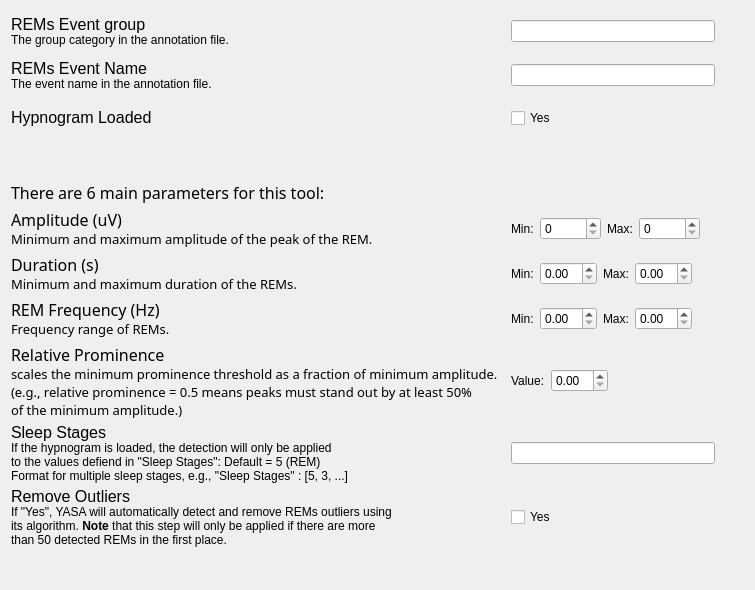
This is tools/CEAMSTools/DetectREMsYASA/DetectorStep/Ui_DetectorStep.ui in SnoozToolbox/snooz-package-ceams as Qt 5 draws it before an edit. The edited form follows.
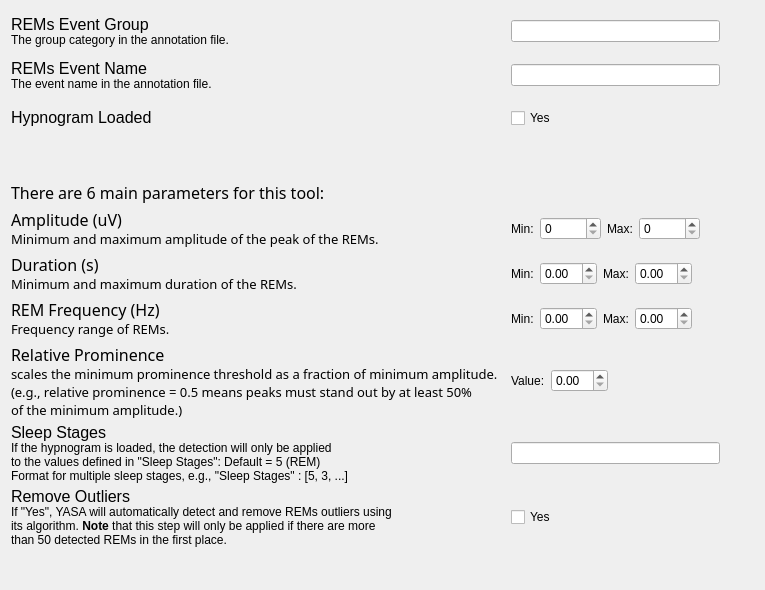
This is the edited form.

Commit message: URL for documentation added to the DetectREMsYASA tool and minor UI modifications

```diff
--- a/tools/CEAMSTools/DetectREMsYASA/DetectorStep/Ui_DetectorStep.ui
+++ b/tools/CEAMSTools/DetectREMsYASA/DetectorStep/Ui_DetectorStep.ui
@@ -6,7 +6,7 @@
    <rect>
     <x>0</x>
     <y>0</y>
-    <width>755</width>
+    <width>765</width>
     <height>590</height>
    </rect>
   </property>
@@ -115,7 +115,7 @@
         <number>-3</number>
        </property>
        <property name="text">
-        <string>&lt;html&gt;&lt;head/&gt;&lt;body&gt;&lt;p&gt;&lt;span style=&quot; font-size:12pt;&quot;&gt;REMs Event group&lt;/span&gt;&lt;br/&gt;The group category in the annotation file.&lt;/p&gt;&lt;/body&gt;&lt;/html&gt;</string>
+        <string>&lt;html&gt;&lt;head/&gt;&lt;body&gt;&lt;p&gt;&lt;span style=&quot; font-size:12pt;&quot;&gt;REMs Event Group&lt;/span&gt;&lt;br/&gt;The group category in the annotation file.&lt;/p&gt;&lt;/body&gt;&lt;/html&gt;</string>
        </property>
       </widget>
      </item>
@@ -535,7 +535,7 @@
         <number>0</number>
        </property>
        <property name="text">
-        <string>&lt;html&gt;&lt;head/&gt;&lt;body&gt;&lt;p&gt;&lt;span style=&quot; font-size:12pt;&quot;&gt;Amplitude (uV)&lt;/span&gt;&lt;br/&gt;Minimum and maximum amplitude of the peak of the REM.&lt;/p&gt;&lt;/body&gt;&lt;/html&gt;</string>
+        <string>&lt;html&gt;&lt;head/&gt;&lt;body&gt;&lt;p&gt;&lt;span style=&quot; font-size:12pt;&quot;&gt;Amplitude (uV)&lt;/span&gt;&lt;br/&gt;Minimum and maximum amplitude of the peak of the REMs.&lt;/p&gt;&lt;/body&gt;&lt;/html&gt;</string>
        </property>
       </widget>
      </item>
@@ -609,7 +609,7 @@
         <number>0</number>
        </property>
        <property name="text">
-        <string>&lt;html&gt;&lt;head/&gt;&lt;body&gt;&lt;p&gt;&lt;span style=&quot; font-size:12pt;&quot;&gt;Sleep Stages&lt;/span&gt;&lt;br/&gt;If the hypnogram is loaded, the detection will only be applied&lt;br/&gt;to the values defiend in &amp;quot;Sleep Stages&amp;quot;: Default = 5 (REM)&lt;br/&gt;Format for multiple sleep stages, e.g., &amp;quot;Sleep Stages&amp;quot; : [5, 3, ...]&lt;/p&gt;&lt;/body&gt;&lt;/html&gt;</string>
+        <string>&lt;html&gt;&lt;head/&gt;&lt;body&gt;&lt;p&gt;&lt;span style=&quot; font-size:12pt;&quot;&gt;Sleep Stages&lt;/span&gt;&lt;br/&gt;If the hypnogram is loaded, the detection will only be applied&lt;br/&gt;to the values defined in &amp;quot;Sleep Stages&amp;quot;: Default = 5 (REM)&lt;br/&gt;Format for multiple sleep stages, e.g., &amp;quot;Sleep Stages&amp;quot; : [5, 3, ...]&lt;/p&gt;&lt;/body&gt;&lt;/html&gt;</string>
        </property>
       </widget>
      </item>
```
The commit also changes 4 other files.
